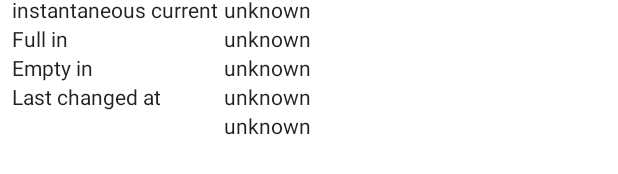
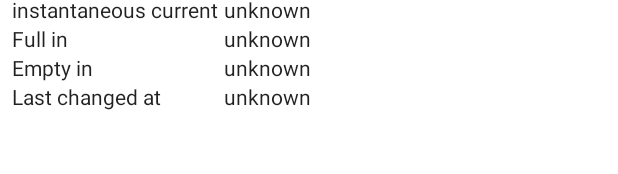
Before and after one commit to gammaraylab/Battery-Monitor, an Android app: the layout activity_main.xml on its own in the app's theme, with its tools: preview values and no code run, on a phone screen of 412 x 824 dp. Shown: the part 505-679 px from the top of the screen. Run offline under Robolectric (Android 15) with nearby library versions, the light colour scheme and no system bars; plain views replace LineChart.

Commit message:
removed health stat from notification

```diff
--- a/app/src/main/res/layout/activity_main.xml
+++ b/app/src/main/res/layout/activity_main.xml
@@ -101,10 +101,6 @@
                     android:id="@+id/lastChanged"
                     android:text="@string/unknown"
                     style="@style/statsTextStyle"/>
-                <TextView
-                    android:id="@+id/batteryHealth"
-                    android:text="@string/unknown"
-                    style="@style/statsTextStyle"/>
             </LinearLayout>
         </androidx.constraintlayout.widget.ConstraintLayout>
     </LinearLayout>
```
